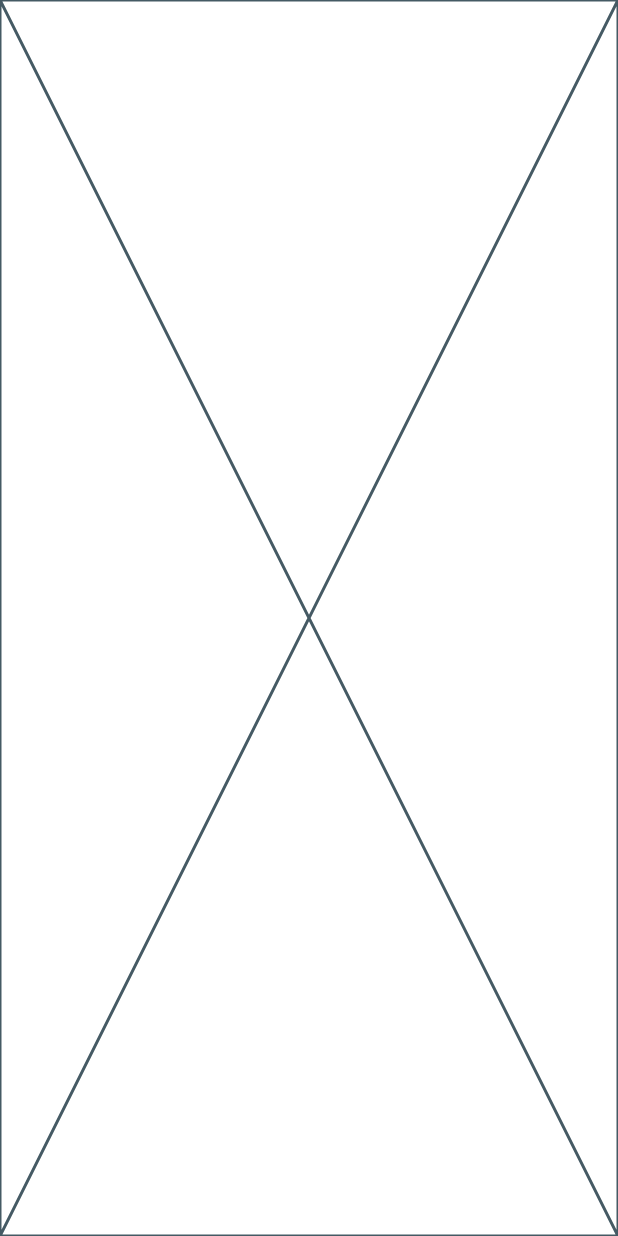
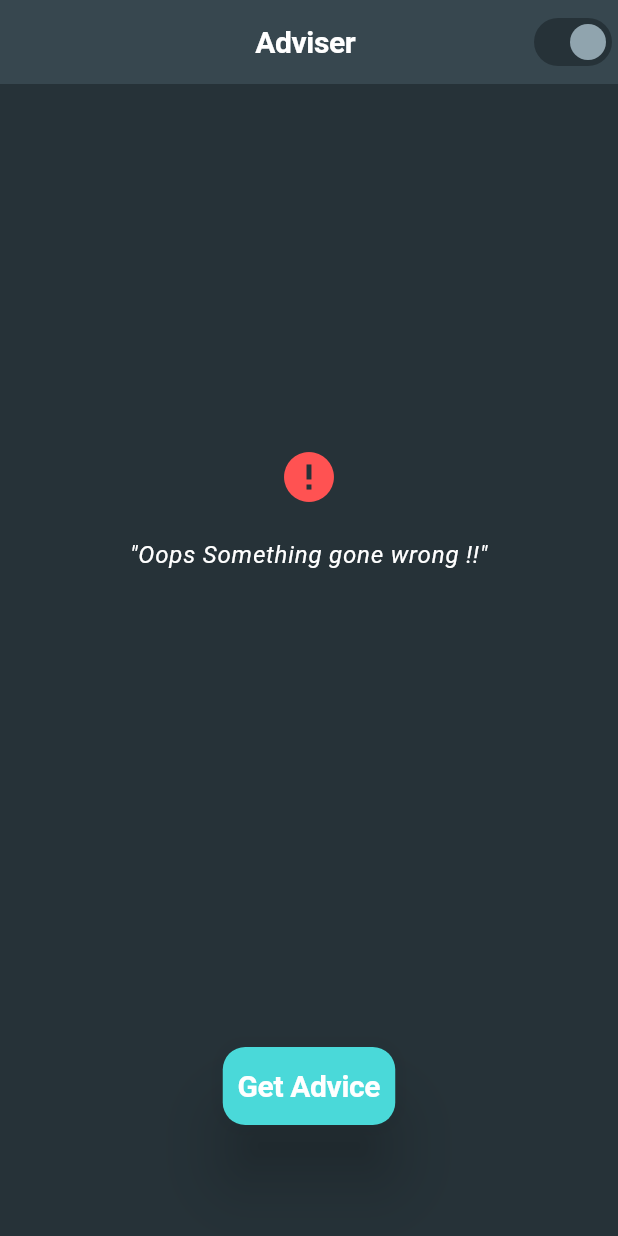
Before and after one commit to PrashikWankhadeSCOE/Flutter_Udemy, a Flutter app: the screen it shows after launch, on a phone screen of 412 x 824 dp. Run offline on Flutter 3.47's test engine with Material 3 defaults, Android fonts, the phone set to English and light mode, and no system bars; Roboto replaces fonts that are missing (Rubik).

Commit message:
Application layer -- UI

```diff
--- a/03_Advisor/lib/3_application/core/services/theme_service.dart
+++ b/03_Advisor/lib/3_application/core/services/theme_service.dart
@@ -1,7 +1,7 @@
 import 'package:flutter/material.dart';
 
 class ThemeService extends ChangeNotifier {
-  bool isDarkModeOn = false;
+  bool isDarkModeOn = true;
 
   void toogleTheme() {
     isDarkModeOn = !isDarkModeOn;
--- /dev/null
+++ b/03_Advisor/lib/3_application/pages/advice/advice_page.dart
@@ -0,0 +1,59 @@
+import 'package:advisor/3_application/core/services/theme_service.dart';
+import 'package:advisor/3_application/pages/advice/widgets/advice_field.dart';
+import 'package:advisor/3_application/pages/advice/widgets/costum_button.dart';
+import 'package:advisor/3_application/pages/advice/widgets/error_message.dart';
+import 'package:flutter/material.dart';
+import 'package:provider/provider.dart';
+
+class AdvicerPage extends StatelessWidget {
+  const AdvicerPage({super.key});
+
+  @override
+  Widget build(BuildContext context) {
+    final themeData = Theme.of(context);
+    return Scaffold(
+      appBar: AppBar(
+        title: Text(
+          'Adviser ',
+          style: themeData.textTheme.displayLarge,
+        ),
+        centerTitle: true,
+        actions: [
+          Switch(
+            value: Provider.of<ThemeService>(context).isDarkModeOn,
+            onChanged: (_) {
+              Provider.of<ThemeService>(context, listen: false).toogleTheme();
+            },
+          )
+        ],
+      ),
+      body: const Padding(
+        padding: EdgeInsets.symmetric(horizontal: 10),
+        child: Column(
+          children: [
+            Expanded(
+                child: Center(
+                    child: ErrorMessage(message: 'Oops Something gone wrong !!')
+                    /*
+                    AdviceField(
+                        advice: 'Example Advice -- Your day will be good !')
+*/
+                    /*
+              CircularProgressIndicator(
+                color: themeData.colorScheme.secondary,
+              ),
+              */
+                    /*
+              Text(
+                'Your advice is waiting for you here',
+                style: themeData.textTheme.bodyLarge,
+              ),
+               */
+                    )),
+            SizedBox(height: 200, child: Center(child: CostumButton())),
+          ],
+        ),
+      ),
+    );
+  }
+}
--- /dev/null
+++ b/03_Advisor/lib/3_application/pages/advice/widgets/advice_field.dart
@@ -0,0 +1,31 @@
+import 'package:flutter/material.dart';
+
+class AdviceField extends StatelessWidget {
+  final String advice;
+  const AdviceField({required this.advice, super.key});
+
+  @override
+  Widget build(BuildContext context) {
+    final themeData = Theme.of(context);
+    return Material(
+      elevation: 20,
+      borderRadius: BorderRadius.circular(16),
+      child: Container(
+        decoration: BoxDecoration(
+            color: themeData.colorScheme.onPrimary,
+            borderRadius: BorderRadius.circular(16)),
+        child: Padding(
+          padding: const EdgeInsets.symmetric(
+            horizontal: 15,
+            vertical: 20,
+          ),
+          child: Text(
+            '" $advice "',
+            style: themeData.textTheme.bodyMedium,
+            textAlign: TextAlign.center,
+          ),
+        ),
+      ),
+    );
+  }
+}
--- /dev/null
+++ b/03_Advisor/lib/3_application/pages/advice/widgets/costum_button.dart
@@ -0,0 +1,31 @@
+import 'package:flutter/material.dart';
+
+class CostumButton extends StatelessWidget {
+  const CostumButton({super.key});
+
+  @override
+  Widget build(BuildContext context) {
+    final themeData = Theme.of(context);
+    return InkResponse(
+      onTap: () {
+        debugPrint('Button Pressed -- will be implemented Later');
+      },
+      child: Material(
+        elevation: 20,
+        borderRadius: BorderRadius.circular(15),
+        child: Container(
+          decoration: BoxDecoration(
+              borderRadius: BorderRadius.circular(15),
+              color: themeData.colorScheme.secondary),
+          child: Padding(
+            padding: const EdgeInsets.symmetric(horizontal: 10, vertical: 15),
+            child: Text(
+              'Get Advice',
+              style: themeData.textTheme.displayLarge,
+            ),
+          ),
+        ),
+      ),
+    );
+  }
+}
--- /dev/null
+++ b/03_Advisor/lib/3_application/pages/advice/widgets/error_message.dart
@@ -0,0 +1,23 @@
+import 'package:flutter/material.dart';
+
+class ErrorMessage extends StatelessWidget {
+  final String message;
+  const ErrorMessage({required this.message, super.key});
+
+  @override
+  Widget build(BuildContext context) {
+    final themeData = Theme.of(context);
+    return Column(
+      mainAxisAlignment: MainAxisAlignment.center,
+      children: [
+        const Icon(Icons.error, size: 40, color: Colors.redAccent),
+        const SizedBox(height: 20),
+        Text(
+          '"$message"',
+          style: themeData.textTheme.bodyLarge,
+          textAlign: TextAlign.center,
+        )
+      ],
+    );
+  }
+}
--- a/03_Advisor/lib/main.dart
+++ b/03_Advisor/lib/main.dart
@@ -1,4 +1,5 @@
 import 'package:advisor/3_application/core/services/theme_service.dart';
+import 'package:advisor/3_application/pages/advice/advice_page.dart';
 import 'package:advisor/theme.dart';
 import 'package:flutter/material.dart';
 import 'package:provider/provider.dart';
@@ -22,7 +23,7 @@ class MyApp extends StatelessWidget {
         theme: AppTheme.lightTheme,
         darkTheme: AppTheme.darkTheme,
         debugShowCheckedModeBanner: false,
-        home: const Placeholder(),
+        home: const AdvicerPage(),
       );
     });
   }
```
